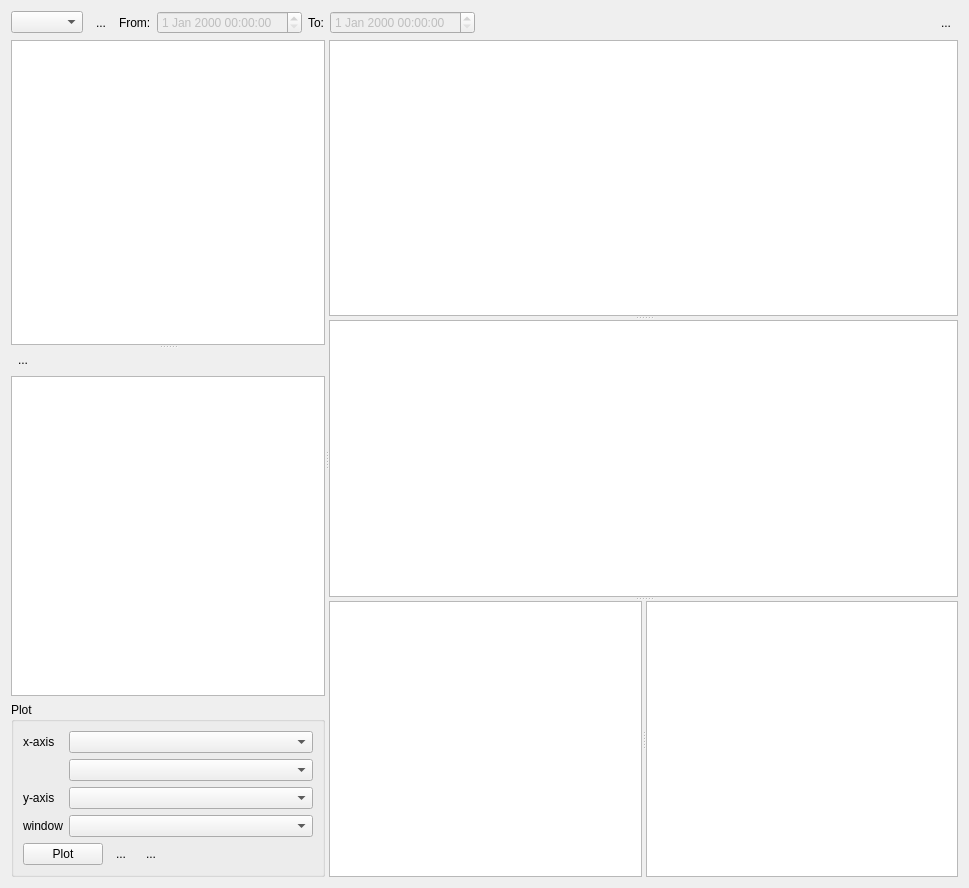
The window that ui/MeasurementLog.ui (MonroeQuantumNetworks/IonControl) describes before a commit, drawn with Qt 5.
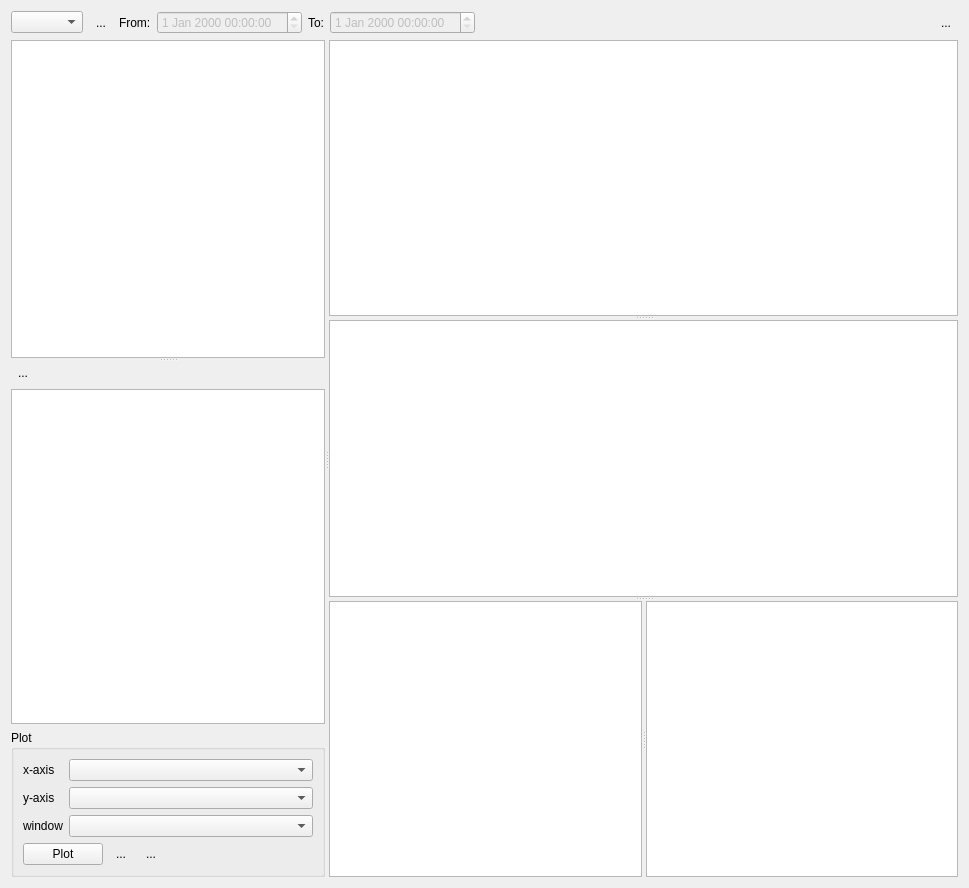
The same window after the commit. Icons and pictures are not drawn. Custom widgets are drawn as their Qt base class.

Commit message: initialize the plot combo boxes

Patch:
```diff
--- a/ui/MeasurementLog.ui
+++ b/ui/MeasurementLog.ui
@@ -158,8 +158,8 @@
           <string>Plot</string>
          </property>
          <layout class="QGridLayout" name="gridLayout">
-          <item row="0" column="1">
-           <widget class="QComboBox" name="xSpaceComboBox">
+          <item row="1" column="1">
+           <widget class="QComboBox" name="xComboBox">
             <property name="sizePolicy">
              <sizepolicy hsizetype="Preferred" vsizetype="Fixed">
               <horstretch>1</horstretch>
@@ -168,16 +168,6 @@
             </property>
            </widget>
           </item>
-          <item row="0" column="0">
-           <widget class="QLabel" name="label">
-            <property name="text">
-             <string>x-axis</string>
-            </property>
-           </widget>
-          </item>
-          <item row="1" column="1">
-           <widget class="QComboBox" name="xParameterComboBox"/>
-          </item>
           <item row="2" column="0">
            <widget class="QLabel" name="label_2">
             <property name="text">
@@ -256,6 +246,13 @@
             </property>
            </widget>
           </item>
+          <item row="1" column="0">
+           <widget class="QLabel" name="label">
+            <property name="text">
+             <string>x-axis</string>
+            </property>
+           </widget>
+          </item>
          </layout>
         </widget>
        </item>
```
Left out of the diff: 2 changed lines with no effect on the pictures. The commit also changes 2 other files.
